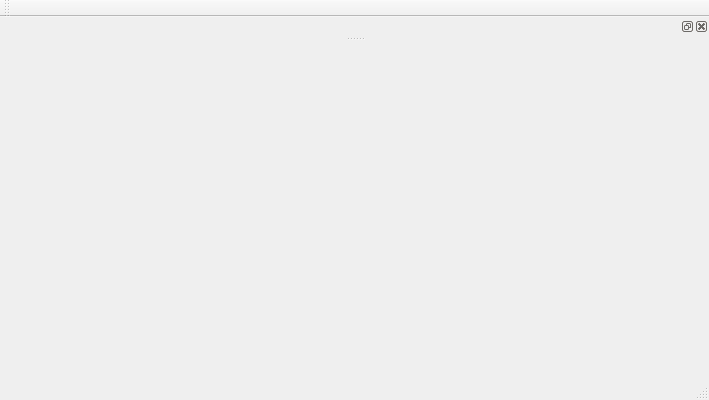
Old version of the form VisualEditor/VisualEditor.ui in the repository CreativeMetalCat/VisualEditor.
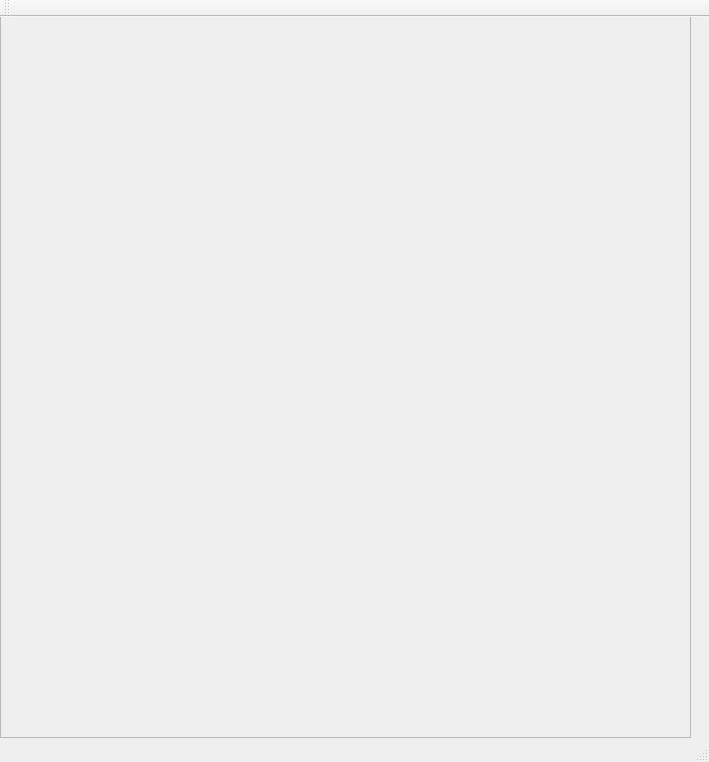
New version of the form.

```diff
--- a/VisualEditor/VisualEditor.ui
+++ b/VisualEditor/VisualEditor.ui
@@ -7,7 +7,7 @@
     <x>0</x>
     <y>0</y>
     <width>709</width>
-    <height>400</height>
+    <height>762</height>
    </rect>
   </property>
   <property name="windowTitle">
@@ -23,16 +23,28 @@
    <enum>QTabWidget::Rounded</enum>
   </property>
   <widget class="QWidget" name="centralWidget">
-   <widget class="QWidget" name="verticalLayoutWidget">
+   <widget class="QScrollArea" name="scrollArea">
     <property name="geometry">
      <rect>
-      <x>130</x>
-      <y>50</y>
-      <width>421</width>
-      <height>241</height>
+      <x>0</x>
+      <y>-10</y>
+      <width>691</width>
+      <height>731</height>
      </rect>
     </property>
-    <layout class="QVBoxLayout" name="verticalLayout"/>
+    <property name="widgetResizable">
+     <bool>true</bool>
+    </property>
+    <widget class="QWidget" name="scrollAreaWidgetContents">
+     <property name="geometry">
+      <rect>
+       <x>0</x>
+       <y>0</y>
+       <width>689</width>
+       <height>729</height>
+      </rect>
+     </property>
+    </widget>
    </widget>
   </widget>
   <widget class="QMenuBar" name="menuBar">
@@ -58,12 +70,6 @@
     <locale language="English" country="UnitedStates"/>
    </property>
   </widget>
-  <widget class="QDockWidget" name="dockWidget">
-   <attribute name="dockWidgetArea">
-    <number>4</number>
-   </attribute>
-   <widget class="QWidget" name="dockWidgetContents"/>
-  </widget>
  </widget>
  <layoutdefault spacing="6" margin="11"/>
  <resources>
```
